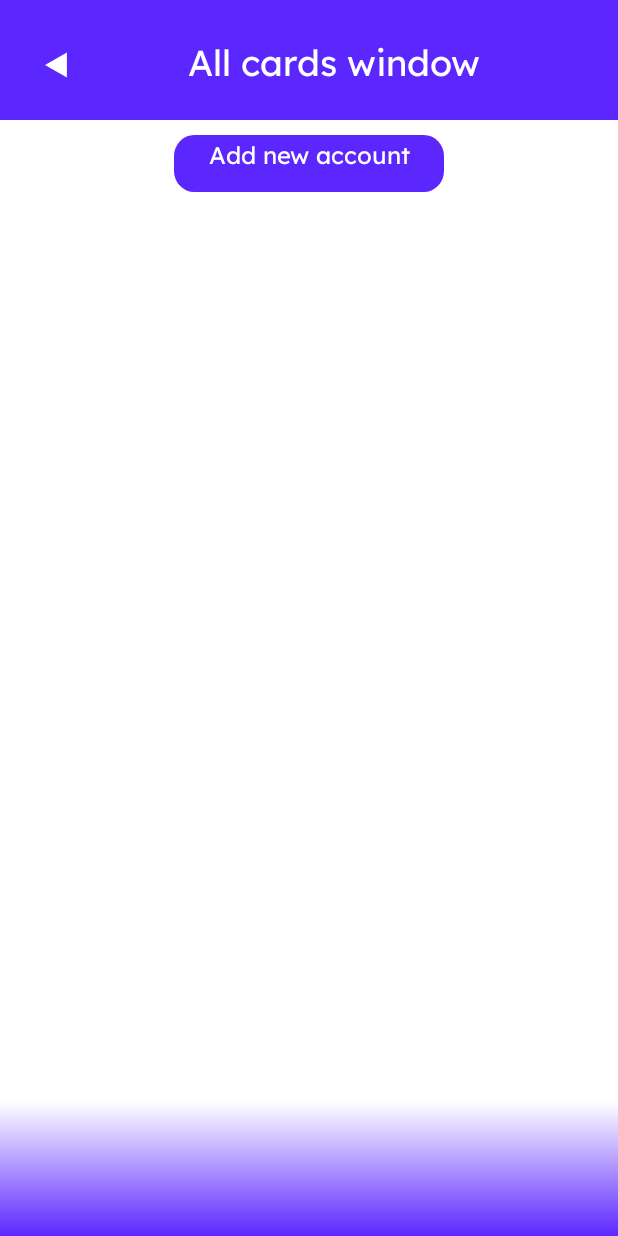
After one commit to ByterGame/finance_tracker, an Android app built with Jetpack Compose: the AllCardsActivity screen opened directly, with no data from a screen before it, on a phone screen of 412 x 824 dp. The commit adds this screen. Run offline under Robolectric (Android 15) with nearby library versions, the phone set to English and light mode, and no system bars; 3 statements that could not run were skipped.

Commit message:
Added a screen with all active maps, the ability to delete them and add more than one map.

```diff
--- a/app/src/main/AndroidManifest.xml
+++ b/app/src/main/AndroidManifest.xml
@@ -16,6 +16,11 @@
         android:supportsRtl="true"
         android:theme="@style/Theme.Finance_tracker_app"
         tools:targetApi="31">
+        <activity
+            android:name=".AllCardsActivity"
+            android:exported="false"
+            android:label="@string/title_activity_all_cards"
+            android:theme="@style/Theme.Finance_tracker_app" />
         <activity
             android:name=".AddCardActivity"
             android:exported="false"
--- /dev/null
+++ b/app/src/main/java/com/example/finance_tracker_app/AllCardsActivity.kt
@@ -0,0 +1,144 @@
+package com.example.finance_tracker_app
+
+import android.content.Intent
+import android.content.SharedPreferences
+import android.os.Bundle
+import android.view.View
+import android.view.animation.AlphaAnimation
+import android.widget.*
+import androidx.appcompat.app.AlertDialog
+import androidx.appcompat.app.AppCompatActivity
+import androidx.security.crypto.EncryptedSharedPreferences
+import androidx.security.crypto.MasterKey
+import com.google.gson.Gson
+import com.google.gson.reflect.TypeToken
+
+class AllCardsActivity : AppCompatActivity() {
+
+    data class Card(val type: String, val name: String, val balance: Double)
+
+    private lateinit var sharedPreferences: SharedPreferences
+    private lateinit var cards: MutableList<Card>
+    private lateinit var container: LinearLayout
+
+    private fun saveCards(cards: List<Card>) {
+        val json = Gson().toJson(cards)
+        sharedPreferences.edit().putString("cards_list", json).apply()
+    }
+
+    private fun loadCards(): MutableList<Card> {
+        val cardsJson = sharedPreferences.getString("cards_list", null)
+        return if (cardsJson != null) {
+            val type = object : TypeToken<MutableList<Card>>() {}.type
+            Gson().fromJson(cardsJson, type)
+        } else {
+            mutableListOf()
+        }
+    }
+
+    override fun onCreate(savedInstanceState: Bundle?) {
+        super.onCreate(savedInstanceState)
+        setContentView(R.layout.all_cards)
+
+        val masterKey = MasterKey.Builder(this)
+            .setKeyScheme(MasterKey.KeyScheme.AES256_GCM)
+            .build()
+
+        sharedPreferences = EncryptedSharedPreferences.create(
+            this,
+            "cards_secure_prefs",
+            masterKey,
+            EncryptedSharedPreferences.PrefKeyEncryptionScheme.AES256_SIV,
+            EncryptedSharedPreferences.PrefValueEncryptionScheme.AES256_GCM
+        )
+
+        container = findViewById(R.id.cards_container)
+        cards = loadCards()
+
+        val backArrow = findViewById<ImageButton>(R.id.back_arrow)
+        backArrow.setOnClickListener {
+            startActivity(Intent(this@AllCardsActivity, DashboardActivity::class.java))
+            finish()
+        }
+
+        val addCard = findViewById<FrameLayout>(R.id.add_new_card)
+        addCard.setOnClickListener {
+            startActivity(Intent(this@AllCardsActivity, AddCardActivity::class.java))
+            finish()
+        }
+
+        refreshCardsUI()
+    }
+
+    private fun refreshCardsUI() {
+        container.removeAllViews()
+
+        if (cards.isEmpty()) {
+            val emptyView = TextView(this).apply {
+                text = "You don't have any cards yet."
+                textSize = 18f
+                setTextColor(resources.getColor(R.color.theme_color, theme))
+                setPadding(32, 32, 32, 32)
+            }
+            container.addView(emptyView)
+        } else {
+            cards.forEachIndexed { index, card ->
+                val cardView = layoutInflater.inflate(R.layout.card_item_with_crush, container, false)
+
+                val typeAndName = cardView.findViewById<TextView>(R.id.card_type_and_name)
+                val icon = cardView.findViewById<ImageView>(R.id.card_icon)
+                val balance = cardView.findViewById<TextView>(R.id.card_balance)
+                val crushButton = cardView.findViewById<ImageButton>(R.id.crush_button)
+
+                typeAndName.text = "${card.type}: ${card.name}"
+                balance.text = String.format("%,.0f $", card.balance)
+
+                val iconRes = when (card.type) {
+                    "Debit card" -> R.drawable.card
+                    "Savings account" -> R.drawable.card
+                    "Brokerage account" -> R.drawable.card
+                    else -> R.drawable.card
+                }
+                icon.setImageResource(iconRes)
+
+                crushButton.setOnClickListener {
+                    showDeleteConfirmationDialog(index, cardView)
+                }
+
+                container.addView(cardView)
+            }
+        }
+    }
+
+    private fun showDeleteConfirmationDialog(index: Int, cardView: View) {
+        AlertDialog.Builder(this)
+            .setTitle("Delete Card")
+            .setMessage("Are you sure you want to delete this card?")
+            .setPositiveButton("Delete") { _, _ ->
+                animateCardRemoval(index, cardView)
+            }
+            .setNegativeButton("Cancel", null)
+            .show()
+    }
+
+    private fun animateCardRemoval(index: Int, cardView: View) {
+        val fadeOut = AlphaAnimation(1f, 0f).apply {
+            duration = 700
+            fillAfter = true
+        }
+
+        fadeOut.setAnimationListener(object : android.view.animation.Animation.AnimationListener {
+            override fun onAnimationStart(animation: android.view.animation.Animation?) {}
+
+            override fun onAnimationEnd(animation: android.view.animation.Animation?) {
+                cards.removeAt(index)
+                saveCards(cards)
+                refreshCardsUI()
+            }
+
+            override fun onAnimationRepeat(animation: android.view.animation.Animation?) {}
+        })
+
+        cardView.startAnimation(fadeOut)
+    }
+}
--- /dev/null
+++ b/app/src/main/res/drawable/bottom_fade.xml
@@ -0,0 +1,9 @@
+<shape xmlns:android="http://schemas.android.com/apk/res/android">
+    <gradient
+        android:startColor="@color/primary_color"
+        android:endColor="@android:color/transparent"
+        android:type="linear"
+        android:angle="90"
+        android:orientation="vertical" />
+    <corners android:radius="0dp" />
+</shape>
--- a/app/src/main/res/layout/all_cards.xml
+++ b/app/src/main/res/layout/all_cards.xml
@@ -1,6 +1,99 @@
 <?xml version="1.0" encoding="utf-8"?>
 <androidx.constraintlayout.widget.ConstraintLayout xmlns:android="http://schemas.android.com/apk/res/android"
+    xmlns:app="http://schemas.android.com/apk/res-auto"
     android:layout_width="match_parent"
     android:layout_height="match_parent">
 
+    <LinearLayout
+        android:id="@+id/header"
+        android:layout_width="0dp"
+        android:layout_height="80dp"
+        android:background="@color/primary_color"
+        android:orientation="horizontal"
+        app:layout_constraintTop_toTopOf="parent"
+        app:layout_constraintStart_toStartOf="parent"
+        app:layout_constraintEnd_toEndOf="parent">
+
+        <ImageButton
+            android:id="@+id/back_arrow"
+            android:layout_width="wrap_content"
+            android:layout_height="wrap_content"
+            android:background="@drawable/back_arrow"
+            android:layout_gravity="center"
+            android:layout_marginStart="30dp"
+            android:layout_marginTop="3dp" />
+
+        <TextView
+            android:layout_width="wrap_content"
+            android:layout_height="wrap_content"
+            android:layout_gravity="center"
+            android:text="All cards window"
+            android:textColor="@color/theme_color"
+            android:textSize="24sp"
+            android:fontFamily="@font/lexend_deca"
+            android:layout_marginStart="80dp" />
+    </LinearLayout>
+
+    <ScrollView
+        android:id="@+id/scroll_view"
+        android:layout_width="0dp"
+        android:layout_height="0dp"
+        android:clipToPadding="false"
+        android:paddingBottom="90dp"
+        android:background="@android:color/transparent"
+        app:layout_constraintTop_toBottomOf="@id/header"
+        app:layout_constraintBottom_toBottomOf="parent"
+        app:layout_constraintStart_toStartOf="parent"
+        app:layout_constraintEnd_toEndOf="parent">
+
+        <LinearLayout
+            android:layout_width="match_parent"
+            android:layout_height="wrap_content"
+            android:orientation="vertical">
+
+            <FrameLayout
+                android:id="@+id/add_new_card"
+                android:layout_width="180dp"
+                android:layout_height="0dp"
+                android:layout_weight="1"
+                android:layout_gravity="center"
+                android:layout_marginStart="15dp"
+                android:layout_marginEnd="15dp"
+                android:layout_marginTop="10dp"
+                android:layout_marginBottom="10dp"
+                android:background="@drawable/dashboard_card_background_mini"
+                android:clickable="true"
+                android:focusable="true">
+
+                <TextView
+                    android:layout_width="match_parent"
+                    android:layout_height="match_parent"
+                    android:gravity="center"
+                    android:text="Add new account"
+                    android:textColor="@color/theme_color"
+                    android:fontFamily="@font/lexend_deca"
+                    android:textSize="16sp"/>
+            </FrameLayout>
+
+            <LinearLayout
+                android:id="@+id/cards_container"
+                android:layout_width="match_parent"
+                android:layout_height="wrap_content"
+                android:padding="15dp"
+                android:orientation="vertical"
+                android:divider="?android:dividerHorizontal"
+                android:showDividers="middle" />
+        </LinearLayout>
+    </ScrollView>
+
+    <View
+        android:id="@+id/bottom_fade_view"
+        android:layout_width="0dp"
+        android:layout_height="90dp"
+        android:background="@drawable/bottom_fade"
+        android:elevation="8dp"
+        app:layout_constraintBottom_toBottomOf="parent"
+        app:layout_constraintStart_toStartOf="parent"
+        app:layout_constraintEnd_toEndOf="parent" />
+
 </androidx.constraintlayout.widget.ConstraintLayout>
--- a/app/src/main/res/values/strings.xml
+++ b/app/src/main/res/values/strings.xml
@@ -3,4 +3,5 @@
     <string name="title_activity_dashboard">DashboardActivity</string>
     <string name="registration_warning">You can skip registration and start using the app in guest mode. However, creating an account allows you to back up your data and access it from any device.You can skip registration and start using the app in guest mode. However, creating an account allows you to back up your data and access it from any device.</string>
     <string name="title_activity_create_card">CreateCardActivity</string>
+    <string name="title_activity_all_cards">AllCardsActivity</string>
 </resources>
```
Also changed, not shown: app/src/main/java/com/example/finance_tracker_app/DashboardActivity.kt (+7 -0 lines), app/src/main/res/drawable/crush_icon.xml (added, +9 -0 lines), app/src/main/res/layout/card_item_with_crush.xml (added, +61 -0 lines), app/src/main/res/layout/dashboard_layout.xml (+15 -3 lines).
